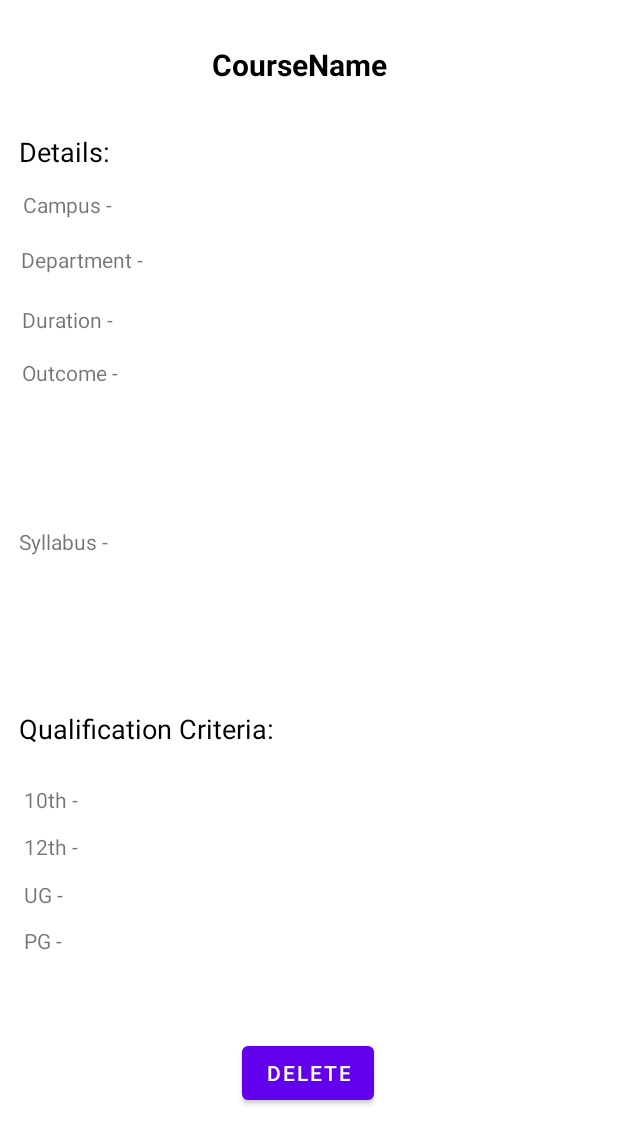
After one commit to gmadhuri10/Automating-PhD-Admission-1, an Android app: the AdminCourseView screen opened directly, with no data from a screen before it, on a phone screen of 412 x 824 dp. The commit adds this screen. Shown: the top 1144 px of the screen. Run offline under Robolectric (Android 15) with nearby library versions, the light colour scheme and no system bars; our stand-ins replace Firebase (no records; nobody signed in at launch, a user with empty details on screens opened directly); 10 statements that could not run were skipped.

Commit message:
Search and Course updation left

```diff
--- /dev/null
+++ b/app/src/main/java/com/winash/uniapp/AdminCourseView.java
@@ -0,0 +1,58 @@
+package com.winash.uniapp;
+
+import androidx.appcompat.app.AppCompatActivity;
+
+import android.content.Intent;
+import android.os.Bundle;
+import android.view.View;
+import android.widget.Button;
+import android.widget.TextView;
+import android.widget.Toast;
+
+import com.google.firebase.database.DatabaseReference;
+import com.google.firebase.database.FirebaseDatabase;
+import com.winash.uniapp.ui.AddCourse.Course;
+import com.winash.uniapp.ui.SearchCourse.SearchCourse;
+
+public class AdminCourseView extends AppCompatActivity {
+    private TextView coursename,coursecampus,department,duration,outcome,syllabus,ug,pg,q10,q12;
+    private Button del;
+    private DatabaseReference ref;
+    @Override
+    protected void onCreate(Bundle savedInstanceState) {
+        super.onCreate(savedInstanceState);
+        setContentView(R.layout.activity_admin_course_view);
+        Course now=(Course) getIntent().getSerializableExtra("course");
+    coursename=(TextView) findViewById(R.id.CourseNameNew);
+    coursecampus=(TextView) findViewById(R.id.CourseCampusNew);
+    department=(TextView) findViewById(R.id.CourseDepartmentNew);
+    duration=(TextView) findViewById(R.id.CourseDurationNew);
+    outcome=(TextView) findViewById(R.id.CourseOutcomeNew);
+    syllabus=(TextView) findViewById(R.id.CourseSyllabusNew);
+    ug=(TextView) findViewById(R.id.CourseUGNew);
+    pg=(TextView) findViewById(R.id.CoursePGNew);
+    q10=(TextView) findViewById(R.id.Course10thNew);
+    q12=(TextView) findViewById(R.id.Course12thNew);
+    coursename.setText(now.getCoursename());
+    coursecampus.setText(now.getCampus());
+    department.setText(now.getDepartment());
+    duration.setText(now.getDuration());
+    outcome.setText(now.getOutcome());
+    syllabus.setText(now.getSyllabus());
+    ug.setText(now.getUg().toString());
+    pg.setText(now.getPg().toString());
+    q10.setText(now.getQ10().toString());
+    q12.setText(now.getQ12().toString());
+    del=(Button) findViewById(R.id.CourseDeleteBtn);
+    ref=FirebaseDatabase.getInstance().getReference();
+    del.setOnClickListener(new View.OnClickListener() {
+        @Override
+        public void onClick(View view) {
+            ref.child("Course").child(now.getCoursename()).removeValue();
+            Toast.makeText(AdminCourseView.this, "Course Successfully Removed", Toast.LENGTH_SHORT).show();
+            view.getContext().startActivity(new Intent(AdminCourseView.this, SearchCourse.class));
+            finish();
+        }
+    });
+    }
+}
--- a/app/src/main/java/com/winash/uniapp/RegisterUser.java
+++ b/app/src/main/java/com/winash/uniapp/RegisterUser.java
@@ -153,4 +153,5 @@ public class RegisterUser extends AppCompatActivity implements View.OnClickListe
         else
             return false;
     }
+
 }
--- a/app/src/main/java/com/winash/uniapp/ui/AddCourse/AddCourse.java
+++ b/app/src/main/java/com/winash/uniapp/ui/AddCourse/AddCourse.java
@@ -67,7 +67,6 @@ private ProgressBar progress;
         String tempq12=q12th.getText().toString().trim();
         String tempqug=qUG.getText().toString().trim();
         String tempqpg=qPG.getText().toString().trim();
-        Toast.makeText(getActivity(), tempqug, Toast.LENGTH_SHORT).show();
         if(coursename.isEmpty())
         {
             CourseName.setError("Course Name Required!!!");
@@ -100,22 +99,22 @@ private ProgressBar progress;
             Campus.setError("Campus Name Required!!!");
             Campus.requestFocus();
             return;
-        }if(tempq10.isEmpty())
+        }if(tempq10.isEmpty()||!isInteger(tempq10))
         {
             q10th.setError("10th mark Required!!!");
             q10th.requestFocus();
             return;
-        }if(tempq12.isEmpty())
+        }if(tempq12.isEmpty()||!isInteger(tempq12))
         {
             q12th.setError("12th mark Required!!!");
             q12th.requestFocus();
             return;
-        }if(tempqug.isEmpty())
+        }if(tempqug.isEmpty()||!isInteger(tempqug))
         {
             qUG.setError("UG mark Required!!!");
             qUG.requestFocus();
             return;
-        }if(tempqpg.isEmpty())
+        }if(tempqpg.isEmpty()||!isInteger(tempqpg))
         {
             qPG.setError("PG mark Required!!!");
             qPG.requestFocus();
@@ -125,7 +124,6 @@ private ProgressBar progress;
         int q12=Integer.parseInt(tempq12);
         Double ug=Double.parseDouble(tempqug);
         Double pg=Double.parseDouble(tempqpg);
-        Toast.makeText(getContext(), pg.toString(), Toast.LENGTH_SHORT).show();
         progress.setVisibility(View.VISIBLE);
         Course newcourse=new Course(campus,coursename,department,duration,outcome,pg,q10,q12,syllabus,ug);
         ref.child("Course").child(coursename).setValue(newcourse).addOnCompleteListener(new OnCompleteListener<Void>() {
@@ -144,4 +142,18 @@ private ProgressBar progress;
             }
         });
     }
+    public boolean isInteger(String s){
+        int flag=0;
+        char[] chars = s.toCharArray();
+        StringBuilder sb = new StringBuilder();
+        for(char c : chars){
+            if(Character.isDigit(c)){
+                flag++;
+            }
+        }
+        if(flag==s.length())
+            return true;
+        else
+            return false;
+    }
 }
--- a/app/src/main/java/com/winash/uniapp/ui/AddCourse/Course.java
+++ b/app/src/main/java/com/winash/uniapp/ui/AddCourse/Course.java
@@ -1,6 +1,8 @@
 package com.winash.uniapp.ui.AddCourse;
 
-public class Course {
+import java.io.Serializable;
+
+public class Course implements Serializable {
     public String coursename;
     public String department;
     public String duration;
--- a/app/src/main/java/com/winash/uniapp/ui/SearchCourse/SearchCourse.java
+++ b/app/src/main/java/com/winash/uniapp/ui/SearchCourse/SearchCourse.java
@@ -56,7 +56,6 @@ public class SearchCourse extends Fragment {
                 catch (Exception e){
                     Toast.makeText(xyz.getContext(), e.toString(), Toast.LENGTH_SHORT).show();
                 }
-
             }
             @Override
             public void onCancelled(@NonNull DatabaseError error) {
--- a/app/src/main/java/com/winash/uniapp/ui/SearchCourse/SearchCourseAdapter.java
+++ b/app/src/main/java/com/winash/uniapp/ui/SearchCourse/SearchCourseAdapter.java
@@ -1,18 +1,24 @@
 package com.winash.uniapp.ui.SearchCourse;
 
 import android.content.Context;
+import android.content.Intent;
 import android.view.LayoutInflater;
 import android.view.View;
 import android.view.ViewGroup;
 import android.widget.ImageView;
 import android.widget.TextView;
+import android.widget.Toast;
 
 import androidx.annotation.NonNull;
 import androidx.recyclerview.widget.RecyclerView;
 
+import com.winash.uniapp.AdminCourseView;
+import com.winash.uniapp.AdminDashboard;
+import com.winash.uniapp.LoginUser;
 import com.winash.uniapp.R;
 import com.winash.uniapp.ui.AddCourse.Course;
 
+import java.io.Serializable;
 import java.util.ArrayList;
 
 public class SearchCourseAdapter extends RecyclerView.Adapter<SearchCourseAdapter.MyViewHolder> {
@@ -51,10 +57,16 @@ public class SearchCourseAdapter extends RecyclerView.Adapter<SearchCourseAdapte
             coursename=itemView.findViewById(R.id.CourseNameDisplay);
             campus=itemView.findViewById(R.id.CourseCampusDisplay);
             syllabus=itemView.findViewById(R.id.CourseSyllabusDisplay);
-            itemView.setOnClickListener(new View.OnClickListener() {
+            itemView.findViewById(R.id.buttoncard).setOnClickListener(new View.OnClickListener() {
                 @Override
                 public void onClick(View view) {
-
+                    Intent now=new Intent(view.getContext(),AdminCourseView.class);
+                    try {
+                        now.putExtra("course", list.get(getAdapterPosition()));
+                        context.startActivity(now);
+                    }catch (Exception e){
+                        Toast.makeText(view.getContext(), e.toString(), Toast.LENGTH_SHORT).show();
+                    }
                 }
             });
         }
--- /dev/null
+++ b/app/src/main/res/layout/activity_admin_course_view.xml
@@ -0,0 +1,321 @@
+<?xml version="1.0" encoding="utf-8"?>
+<androidx.constraintlayout.widget.ConstraintLayout xmlns:android="http://schemas.android.com/apk/res/android"
+    xmlns:app="http://schemas.android.com/apk/res-auto"
+    xmlns:tools="http://schemas.android.com/tools"
+    android:layout_width="match_parent"
+    android:layout_height="match_parent"
+    tools:context=".AdminCourseView">
+
+    <TextView
+        android:id="@+id/CourseNameNew"
+        android:layout_width="195dp"
+        android:layout_height="34dp"
+        android:text="CourseName"
+        android:textStyle="bold"
+        android:textAlignment="center"
+        android:textSize="20dp"
+        android:textColor="@color/black"
+        app:layout_constraintBottom_toBottomOf="parent"
+        app:layout_constraintEnd_toEndOf="parent"
+        app:layout_constraintHorizontal_bias="0.47"
+        app:layout_constraintStart_toStartOf="parent"
+        app:layout_constraintTop_toTopOf="parent"
+        app:layout_constraintVertical_bias="0.037" />
+
+    <TextView
+        android:id="@+id/textView2"
+        android:layout_width="wrap_content"
+        android:layout_height="wrap_content"
+        android:layout_marginTop="21dp"
+        android:text="Details:"
+        android:textColor="@color/black"
+        android:textSize="18dp"
+        app:layout_constraintBottom_toBottomOf="parent"
+        app:layout_constraintEnd_toEndOf="parent"
+        app:layout_constraintHorizontal_bias="0.036"
+        app:layout_constraintStart_toStartOf="parent"
+        app:layout_constraintTop_toBottomOf="@+id/CourseNameNew"
+        app:layout_constraintVertical_bias="0.006" />
+
+    <TextView
+        android:id="@+id/textView13"
+        android:layout_width="wrap_content"
+        android:layout_height="wrap_content"
+        android:text="Qualification Criteria:"
+        android:textColor="@color/black"
+        android:textSize="18dp"
+        app:layout_constraintBottom_toBottomOf="parent"
+        app:layout_constraintEnd_toEndOf="parent"
+        app:layout_constraintHorizontal_bias="0.053"
+        app:layout_constraintStart_toStartOf="parent"
+        app:layout_constraintTop_toBottomOf="@+id/textView7"
+        app:layout_constraintVertical_bias="0.24" />
+
+    <TextView
+        android:id="@+id/textView3"
+        android:layout_width="wrap_content"
+        android:layout_height="wrap_content"
+        android:layout_marginStart="2dp"
+        android:inputType="textMultiLine"
+        android:text="Campus - "
+        app:layout_constraintBottom_toBottomOf="parent"
+        app:layout_constraintEnd_toEndOf="parent"
+        app:layout_constraintHorizontal_bias="0.038"
+        app:layout_constraintStart_toStartOf="parent"
+        app:layout_constraintTop_toBottomOf="@+id/textView2"
+        app:layout_constraintVertical_bias="0.019" />
+
+    <TextView
+        android:id="@+id/textView14"
+        android:layout_width="wrap_content"
+        android:layout_height="wrap_content"
+        android:layout_marginStart="2dp"
+        android:inputType="textMultiLine"
+        android:text="10th - "
+        app:layout_constraintBottom_toBottomOf="parent"
+        app:layout_constraintEnd_toEndOf="parent"
+        app:layout_constraintHorizontal_bias="0.037"
+        app:layout_constraintStart_toStartOf="parent"
+        app:layout_constraintTop_toBottomOf="@+id/textView13"
+        app:layout_constraintVertical_bias="0.083" />
+
+    <TextView
+        android:id="@+id/Course10thNew"
+        android:layout_width="wrap_content"
+        android:layout_height="wrap_content"
+        android:layout_marginStart="10dp"
+        android:inputType="textMultiLine"
+        android:text=""
+        app:layout_constraintBottom_toBottomOf="parent"
+        app:layout_constraintEnd_toEndOf="parent"
+        app:layout_constraintHorizontal_bias="0.0"
+        app:layout_constraintStart_toEndOf="@+id/textView14"
+        app:layout_constraintTop_toBottomOf="@+id/textView13"
+        app:layout_constraintVertical_bias="0.08" />
+
+    <TextView
+        android:id="@+id/textView15"
+        android:layout_width="wrap_content"
+        android:layout_height="wrap_content"
+        android:layout_marginStart="2dp"
+        android:inputType="textMultiLine"
+        android:text="12th - "
+        app:layout_constraintBottom_toBottomOf="parent"
+        app:layout_constraintEnd_toEndOf="parent"
+        app:layout_constraintHorizontal_bias="0.037"
+        app:layout_constraintStart_toStartOf="parent"
+        app:layout_constraintTop_toBottomOf="@+id/textView14"
+        app:layout_constraintVertical_bias="0.045" />
+
+    <TextView
+        android:id="@+id/Course12thNew"
+        android:layout_width="wrap_content"
+        android:layout_height="wrap_content"
+        android:layout_marginStart="10dp"
+        android:inputType="textMultiLine"
+        android:text=""
+        app:layout_constraintBottom_toBottomOf="parent"
+        app:layout_constraintEnd_toEndOf="parent"
+        app:layout_constraintHorizontal_bias="0.0"
+        app:layout_constraintStart_toEndOf="@+id/textView15"
+        app:layout_constraintTop_toBottomOf="@+id/textView14"
+        app:layout_constraintVertical_bias="0.048" />
+
+    <TextView
+        android:id="@+id/textView16"
+        android:layout_width="wrap_content"
+        android:layout_height="wrap_content"
+        android:layout_marginStart="2dp"
+        android:inputType="textMultiLine"
+        android:text="UG - "
+        app:layout_constraintBottom_toBottomOf="parent"
+        app:layout_constraintEnd_toEndOf="parent"
+        app:layout_constraintHorizontal_bias="0.036"
+        app:layout_constraintStart_toStartOf="parent"
+        app:layout_constraintTop_toBottomOf="@+id/textView15"
+        app:layout_constraintVertical_bias="0.054" />
+
+    <TextView
+        android:id="@+id/CourseUGNew"
+        android:layout_width="wrap_content"
+        android:layout_height="wrap_content"
+        android:layout_marginStart="19dp"
+        android:inputType="textMultiLine"
+        android:text=""
+        app:layout_constraintBottom_toBottomOf="parent"
+        app:layout_constraintEnd_toEndOf="parent"
+        app:layout_constraintHorizontal_bias="0.0"
+        app:layout_constraintStart_toEndOf="@+id/textView16"
+        app:layout_constraintTop_toBottomOf="@+id/textView15"
+        app:layout_constraintVertical_bias="0.054" />
+
+    <TextView
+        android:id="@+id/textView17"
+        android:layout_width="wrap_content"
+        android:layout_height="wrap_content"
+        android:layout_marginStart="2dp"
+        android:inputType="textMultiLine"
+        android:text="PG - "
+        app:layout_constraintBottom_toBottomOf="parent"
+        app:layout_constraintEnd_toEndOf="parent"
+        app:layout_constraintHorizontal_bias="0.036"
+        app:layout_constraintStart_toStartOf="parent"
+        app:layout_constraintTop_toBottomOf="@+id/textView16"
+        app:layout_constraintVertical_bias="0.058" />
+
+    <TextView
+        android:id="@+id/CoursePGNew"
+        android:layout_width="wrap_content"
+        android:layout_height="wrap_content"
+        android:layout_marginStart="19dp"
+        android:inputType="textMultiLine"
+        android:text=""
+        app:layout_constraintBottom_toBottomOf="parent"
+        app:layout_constraintEnd_toEndOf="parent"
+        app:layout_constraintHorizontal_bias="0.0"
+        app:layout_constraintStart_toEndOf="@+id/textView17"
+        app:layout_constraintTop_toBottomOf="@+id/textView16"
+        app:layout_constraintVertical_bias="0.058" />
+
+    <TextView
+        android:id="@+id/CourseCampusNew"
+        android:layout_width="wrap_content"
+        android:layout_height="wrap_content"
+        android:layout_marginStart="40dp"
+        android:inputType="textMultiLine"
+        android:text=""
+        app:layout_constraintBottom_toBottomOf="parent"
+        app:layout_constraintEnd_toEndOf="parent"
+        app:layout_constraintHorizontal_bias="0.0"
+        app:layout_constraintStart_toEndOf="@+id/textView3"
+        app:layout_constraintTop_toBottomOf="@+id/textView2"
+        app:layout_constraintVertical_bias="0.018" />
+
+    <TextView
+        android:id="@+id/textView4"
+        android:layout_width="wrap_content"
+        android:layout_height="wrap_content"
+        android:layout_marginStart="2dp"
+        android:inputType="textMultiLine"
+        android:text="Department - "
+        app:layout_constraintBottom_toBottomOf="parent"
+        app:layout_constraintEnd_toEndOf="parent"
+        app:layout_constraintHorizontal_bias="0.037"
+        app:layout_constraintStart_toStartOf="parent"
+        app:layout_constraintTop_toBottomOf="@+id/textView3"
+        app:layout_constraintVertical_bias="0.026" />
+
+    <TextView
+        android:id="@+id/CourseDepartmentNew"
+        android:layout_width="wrap_content"
+        android:layout_height="wrap_content"
+        android:layout_marginStart="20dp"
+        android:inputType="textMultiLine"
+        android:text=""
+        app:layout_constraintBottom_toBottomOf="parent"
+        app:layout_constraintEnd_toEndOf="parent"
+        app:layout_constraintHorizontal_bias="0.0"
+        app:layout_constraintStart_toEndOf="@+id/textView4"
+        app:layout_constraintTop_toBottomOf="@+id/CourseCampusNew"
+        app:layout_constraintVertical_bias="0.026" />
+
+    <TextView
+        android:id="@+id/textView5"
+        android:layout_width="wrap_content"
+        android:layout_height="wrap_content"
+        android:layout_marginStart="2dp"
+        android:inputType="textMultiLine"
+        android:text="Duration - "
+        app:layout_constraintBottom_toBottomOf="parent"
+        app:layout_constraintEnd_toEndOf="parent"
+        app:layout_constraintHorizontal_bias="0.036"
+        app:layout_constraintStart_toStartOf="parent"
+        app:layout_constraintTop_toBottomOf="@+id/textView3"
+        app:layout_constraintVertical_bias="0.087" />
+
+    <TextView
+        android:id="@+id/CourseDurationNew"
+        android:layout_width="wrap_content"
+        android:layout_height="wrap_content"
+        android:layout_marginStart="40dp"
+        android:inputType="textMultiLine"
+        android:text=""
+        app:layout_constraintBottom_toBottomOf="parent"
+        app:layout_constraintEnd_toEndOf="parent"
+        app:layout_constraintHorizontal_bias="0.0"
+        app:layout_constraintStart_toEndOf="@+id/textView5"
+        app:layout_constraintTop_toBottomOf="@+id/CourseDepartmentNew"
+        app:layout_constraintVertical_bias="0.029" />
+
+    <TextView
+        android:id="@+id/textView6"
+        android:layout_width="wrap_content"
+        android:layout_height="wrap_content"
+        android:layout_marginStart="2dp"
+        android:inputType="textMultiLine"
+        android:text="Outcome - "
+        app:layout_constraintBottom_toBottomOf="parent"
+        app:layout_constraintEnd_toEndOf="parent"
+        app:layout_constraintHorizontal_bias="0.037"
+        app:layout_constraintStart_toStartOf="parent"
+        app:layout_constraintTop_toBottomOf="@+id/textView3"
+        app:layout_constraintVertical_bias="0.141" />
+
+    <TextView
+        android:id="@+id/CourseOutcomeNew"
+        android:layout_width="wrap_content"
+        android:layout_height="80dp"
+        android:layout_marginStart="38dp"
+        android:inputType="textMultiLine"
+        android:scrollbars="vertical"
+        android:text=""
+        app:layout_constraintBottom_toBottomOf="parent"
+        app:layout_constraintEnd_toEndOf="parent"
+        app:layout_constraintHorizontal_bias="0.0"
+        app:layout_constraintStart_toEndOf="@+id/textView6"
+        app:layout_constraintTop_toBottomOf="@+id/CourseDurationNew"
+        app:layout_constraintVertical_bias="0.027" />
+
+    <TextView
+        android:id="@+id/textView7"
+        android:layout_width="wrap_content"
+        android:layout_height="wrap_content"
+        android:layout_marginStart="2dp"
+        android:inputType="textMultiLine"
+        android:text="Syllabus - "
+        app:layout_constraintBottom_toBottomOf="parent"
+        app:layout_constraintEnd_toEndOf="parent"
+        app:layout_constraintHorizontal_bias="0.031"
+        app:layout_constraintStart_toStartOf="parent"
+        app:layout_constraintTop_toBottomOf="@+id/textView3"
+        app:layout_constraintVertical_bias="0.312" />
+
+    <TextView
+        android:id="@+id/CourseSyllabusNew"
+        android:layout_width="wrap_content"
+        android:layout_height="80dp"
+        android:layout_marginStart="42dp"
+        android:inputType="textMultiLine"
+        android:scrollbars="vertical"
+        android:text=""
+        app:layout_constraintBottom_toBottomOf="parent"
+        app:layout_constraintEnd_toEndOf="parent"
+        app:layout_constraintHorizontal_bias="0.006"
+        app:layout_constraintStart_toEndOf="@+id/textView7"
+        app:layout_constraintTop_toBottomOf="@+id/CourseOutcomeNew"
+        app:layout_constraintVertical_bias="0.043" />
+
+    <Button
+        android:id="@+id/CourseDeleteBtn"
+        android:layout_width="wrap_content"
+        android:layout_height="wrap_content"
+        android:text="Delete"
+        app:layout_constraintBottom_toBottomOf="parent"
+        app:layout_constraintEnd_toEndOf="parent"
+        app:layout_constraintHorizontal_bias="0.498"
+        app:layout_constraintStart_toStartOf="parent"
+        app:layout_constraintTop_toBottomOf="@+id/CourseNameNew"
+        app:layout_constraintVertical_bias="0.881">
+
+    </Button>
+</androidx.constraintlayout.widget.ConstraintLayout>
--- a/app/src/main/res/layout/my_search_row.xml
+++ b/app/src/main/res/layout/my_search_row.xml
@@ -74,6 +74,18 @@
                 app:layout_constraintTop_toTopOf="parent"
                 app:layout_constraintVertical_bias="0.231" />
 
+            <Button
+                android:id="@+id/buttoncard"
+                android:layout_width="47dp"
+                android:layout_height="28dp"
+                android:text=""
+                app:layout_constraintBottom_toBottomOf="parent"
+                app:layout_constraintEnd_toEndOf="parent"
+                app:layout_constraintHorizontal_bias="0.948"
+                app:layout_constraintStart_toEndOf="@+id/CourseCampusDisplay"
+                app:layout_constraintTop_toBottomOf="@+id/CourseSyllabusDisplay"
+                app:layout_constraintVertical_bias="0.8" />
+
 
         </androidx.constraintlayout.widget.ConstraintLayout>
     </androidx.cardview.widget.CardView>
```
Also changed, not shown: app/src/main/AndroidManifest.xml (+6 -3 lines).
